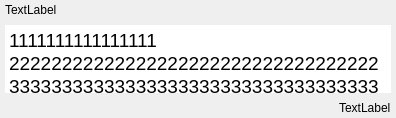
Before: the Qt Designer form chatitem.ui in lingdingyang/Chat_Client, drawn with Qt 5.
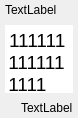
After: the same form once the commit is applied. Custom widgets are drawn as their Qt base class.

What changed in the file:
```diff
--- a/chatitem.ui
+++ b/chatitem.ui
@@ -6,7 +6,7 @@
    <rect>
     <x>0</x>
     <y>0</y>
-    <width>396</width>
+    <width>59</width>
     <height>103</height>
    </rect>
   </property>
@@ -102,9 +102,7 @@
 li.unchecked::marker { content: &quot;\2610&quot;; }
 li.checked::marker { content: &quot;\2612&quot;; }
 &lt;/style&gt;&lt;/head&gt;&lt;body style=&quot; font-family:'Microsoft YaHei UI'; font-size:9pt; font-weight:400; font-style:normal;&quot;&gt;
-&lt;p style=&quot; margin-top:0px; margin-bottom:0px; margin-left:0px; margin-right:0px; -qt-block-indent:0; text-indent:0px;&quot;&gt;&lt;span style=&quot; font-size:14pt;&quot;&gt;1111111111111111&lt;/span&gt;&lt;/p&gt;
-&lt;p style=&quot; margin-top:0px; margin-bottom:0px; margin-left:0px; margin-right:0px; -qt-block-indent:0; text-indent:0px;&quot;&gt;&lt;span style=&quot; font-size:14pt;&quot;&gt;22222222222222222222222222222222222&lt;/span&gt;&lt;/p&gt;
-&lt;p style=&quot; margin-top:0px; margin-bottom:0px; margin-left:0px; margin-right:0px; -qt-block-indent:0; text-indent:0px;&quot;&gt;&lt;span style=&quot; font-size:14pt;&quot;&gt;33333333333333333333333333333333333333333333&lt;/span&gt;&lt;/p&gt;&lt;/body&gt;&lt;/html&gt;</string>
+&lt;p style=&quot; margin-top:0px; margin-bottom:0px; margin-left:0px; margin-right:0px; -qt-block-indent:0; text-indent:0px;&quot;&gt;&lt;span style=&quot; font-size:14pt;&quot;&gt;1111111111111111&lt;/span&gt;&lt;/p&gt;&lt;/body&gt;&lt;/html&gt;</string>
      </property>
     </widget>
    </item>
```
Left out of the diff: 4 changed lines with no effect on the pictures.
